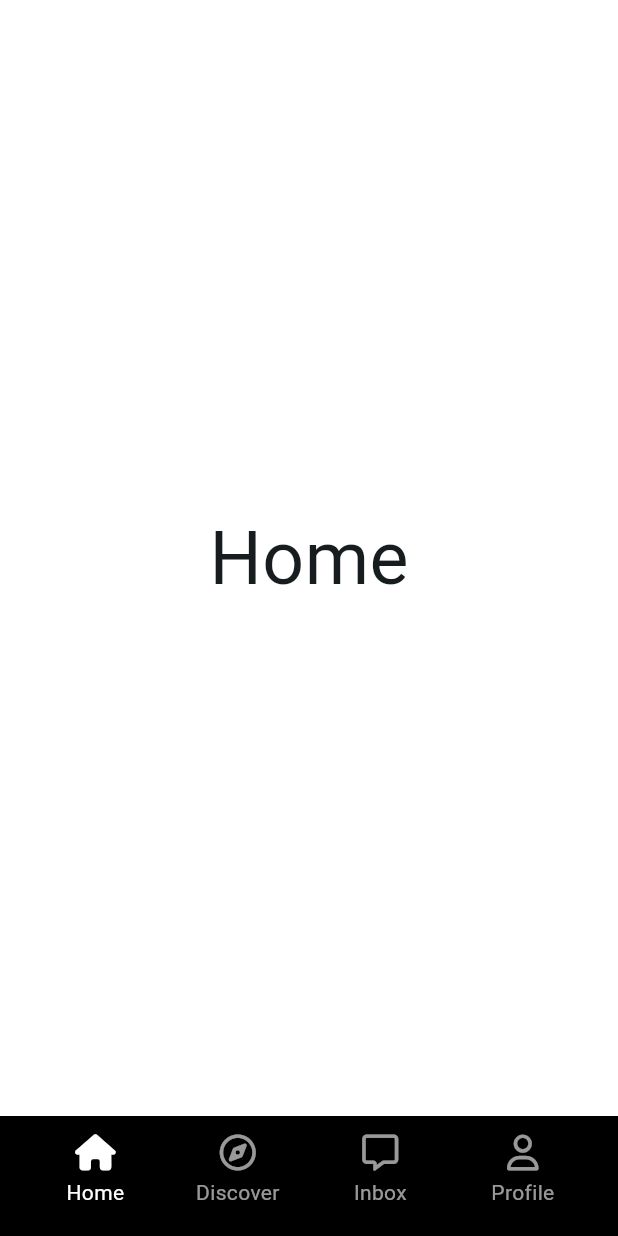
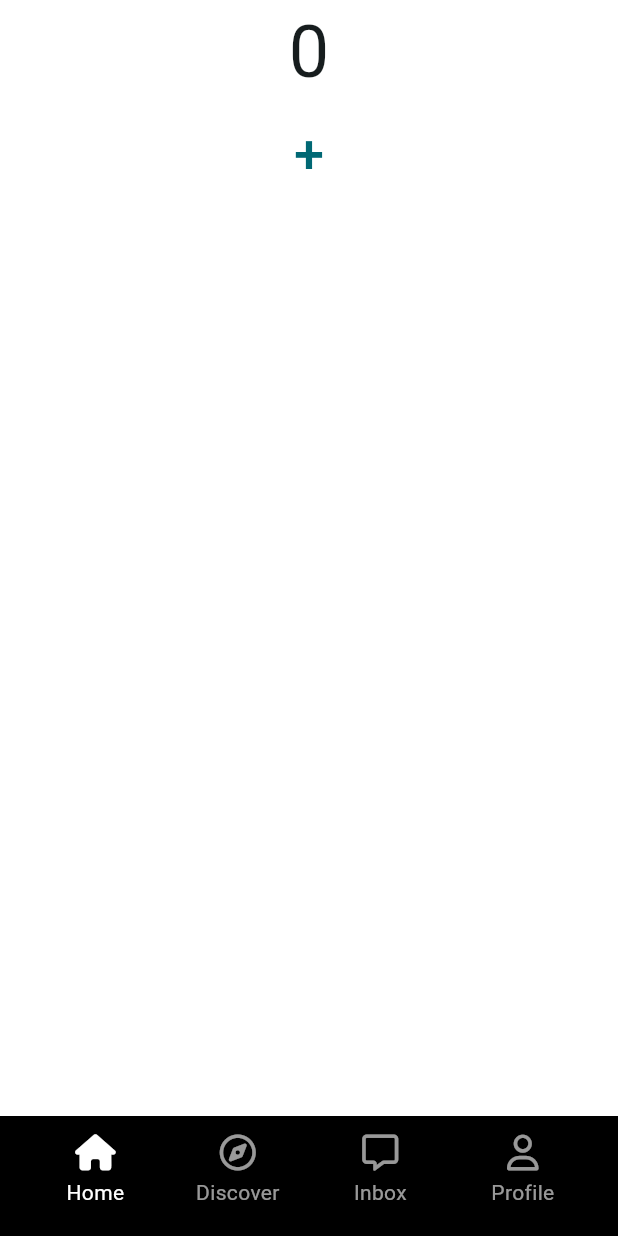
Before and after one commit to moonssa/tiktok_clone, a Flutter app: the screen it shows after launch, on a phone screen of 412 x 824 dp. Run offline on Flutter 3.47's test engine with Material 3 defaults, Android fonts, the phone set to English and light mode, and no system bars; our stand-ins replace font_awesome_flutter.

Commit message:
offStage exercise

```diff
--- a/lib/features/main_navigation/main_navigation_screen.dart
+++ b/lib/features/main_navigation/main_navigation_screen.dart
@@ -1,6 +1,7 @@
 import 'package:flutter/material.dart';
 import 'package:font_awesome_flutter/font_awesome_flutter.dart';
 import 'package:tiktok_clone/constants/gaps.dart';
+import 'package:tiktok_clone/features/main_navigation/stf_screen.dart';
 import 'package:tiktok_clone/features/main_navigation/widgets/nav_tab.dart';
 
 class MainNavigationScreen extends StatefulWidget {
@@ -51,7 +52,28 @@ class _MainNavigationScreenState extends State<MainNavigationScreen> {
   Widget build(BuildContext context) {
     return Scaffold(
       // body: screens[_selectedIndex],
-      body: screens.elementAt(_selectedIndex),
+      body: SafeArea(
+        child: Stack(
+          children: [
+            Offstage(
+              offstage: _selectedIndex != 0,
+              child: const StfScreen(),
+            ),
+            Offstage(
+              offstage: _selectedIndex != 1,
+              child: const StfScreen(),
+            ),
+            Offstage(
+              offstage: _selectedIndex != 3,
+              child: const StfScreen(),
+            ),
+            Offstage(
+              offstage: _selectedIndex != 4,
+              child: const StfScreen(),
+            ),
+          ],
+        ),
+      ),
       bottomNavigationBar: BottomAppBar(
           color: Colors.black,
           child: Row(
--- /dev/null
+++ b/lib/features/main_navigation/stf_screen.dart
@@ -0,0 +1,47 @@
+import 'package:flutter/material.dart';
+
+class StfScreen extends StatefulWidget {
+  const StfScreen({super.key});
+
+  @override
+  State<StfScreen> createState() => _StfScreenState();
+}
+
+class _StfScreenState extends State<StfScreen> {
+  int _clicks = 0;
+  void _increase() {
+    setState(() {
+      _clicks += 1;
+    });
+  }
+
+  @override
+  void dispose() {
+    super.dispose();
+  }
+
+  @override
+  Widget build(BuildContext context) {
+    return Center(
+      child: Column(
+        children: [
+          Text(
+            "$_clicks",
+            style: const TextStyle(
+              fontSize: 48,
+            ),
+          ),
+          TextButton(
+            onPressed: _increase,
+            child: const Text(
+              "+",
+              style: TextStyle(
+                fontSize: 36,
+              ),
+            ),
+          ),
+        ],
+      ),
+    );
+  }
+}
```
